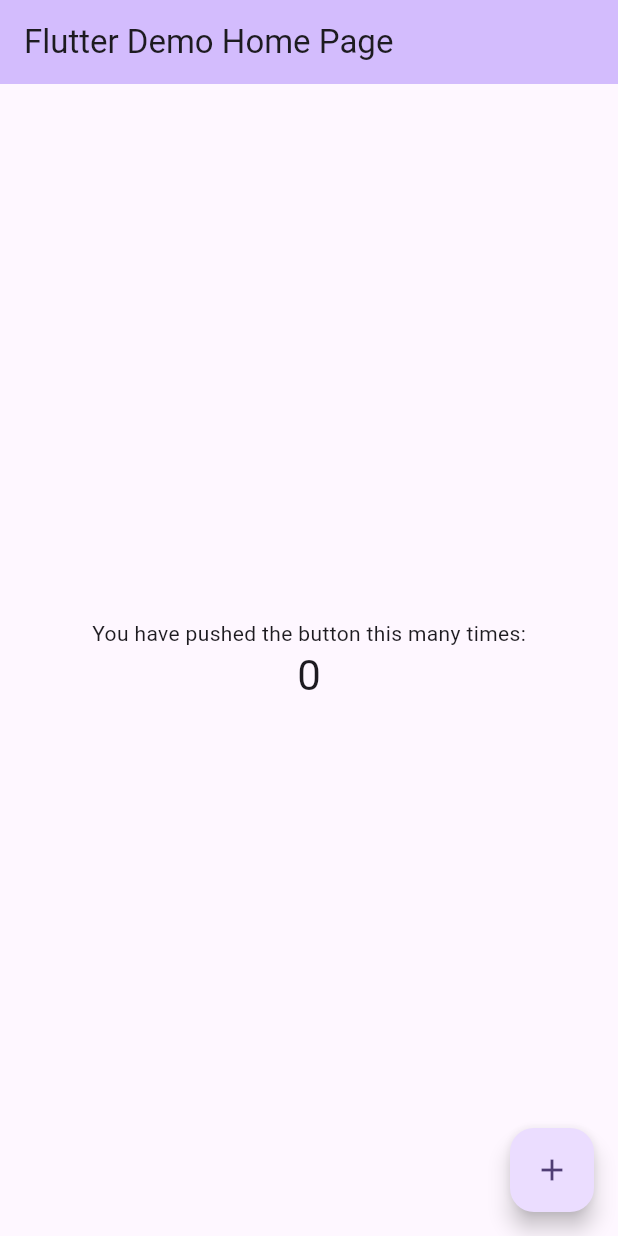
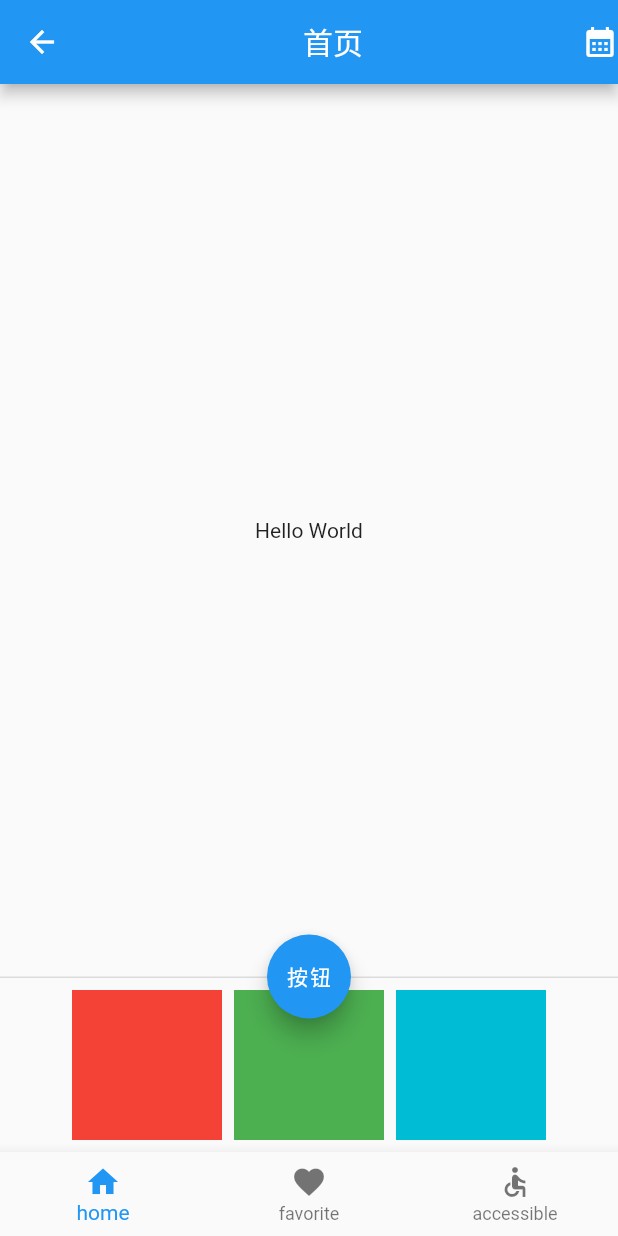
Before and after one commit to xiaohong12/flutter, a Flutter app: the screen it shows after launch, on a phone screen of 412 x 824 dp. Run offline on Flutter 3.47's test engine with Material 2 defaults, Android fonts, the light colour scheme and no system bars.

Commit message:
add demo

```diff
--- a/lib/main.dart
+++ b/lib/main.dart
@@ -1,125 +1,94 @@
 import 'package:flutter/material.dart';
 
-void main() {
-  runApp(const MyApp());
-}
+void main() => runApp(const FlullterApp());
 
-class MyApp extends StatelessWidget {
-  const MyApp({super.key});
+class FlullterApp extends StatelessWidget {
+  const FlullterApp({super.key});
 
-  // This widget is the root of your application.
   @override
   Widget build(BuildContext context) {
     return MaterialApp(
-      title: 'Flutter Demo',
-      theme: ThemeData(
-        // This is the theme of your application.
-        //
-        // TRY THIS: Try running your application with "flutter run". You'll see
-        // the application has a blue toolbar. Then, without quitting the app,
-        // try changing the seedColor in the colorScheme below to Colors.green
-        // and then invoke "hot reload" (save your changes or press the "hot
-        // reload" button in a Flutter-supported IDE, or press "r" if you used
-        // the command line to start the app).
-        //
-        // Notice that the counter didn't reset back to zero; the application
-        // state is not lost during the reload. To reset the state, use hot
-        // restart instead.
-        //
-        // This works for code too, not just values: Most code changes can be
-        // tested with just a hot reload.
-        colorScheme: ColorScheme.fromSeed(seedColor: Colors.deepPurple),
-        useMaterial3: true,
+      title: 'Flutter demo',
+      home: Scaffold(
+        appBar: AppBar(
+          title: const Center(
+            child: Text("首页"),
+          ),
+          actions: const [Icon(Icons.calendar_month)],
+          leading: const Icon(Icons.arrow_back),
+        ),
+        body: const Center(
+          child: Text('Hello World'),
+        ),
+        persistentFooterButtons: [
+          Container(
+            width: 100,
+            height: 100,
+            color: Colors.red,
+          ),
+          Container(
+            width: 100,
+            height: 100,
+            color: Colors.green,
+          ),
+          Container(
+            width: 100,
+            height: 100,
+            color: Colors.cyan,
+          ),
+        ],
+        persistentFooterAlignment: AlignmentDirectional.bottomCenter,
+        floatingActionButton: FloatingActionButton(
+          child: const Text("按钮"),
+          onPressed: () {
+            print('我被点击了');
+          },
+        ),
+        floatingActionButtonAnimator: FloatingActionButtonAnimator.scaling,
+        floatingActionButtonLocation: FloatingActionButtonLocation.centerDocked,
+        drawer: const Text("drawer"),
+        onDrawerChanged: (bool isOpened) => {print(isOpened)},
+        bottomNavigationBar: const MyFulBottomNavigationBar(),
       ),
-      home: const MyHomePage(title: 'Flutter Demo Home Page'),
     );
   }
 }
 
-class MyHomePage extends StatefulWidget {
-  const MyHomePage({super.key, required this.title});
-
-  // This widget is the home page of your application. It is stateful, meaning
-  // that it has a State object (defined below) that contains fields that affect
-  // how it looks.
-
-  // This class is the configuration for the state. It holds the values (in this
-  // case the title) provided by the parent (in this case the App widget) and
-  // used by the build method of the State. Fields in a Widget subclass are
-  // always marked "final".
-
-  final String title;
+class MyFulBottomNavigationBar extends StatefulWidget {
+  const MyFulBottomNavigationBar({super.key});
 
   @override
-  State<MyHomePage> createState() => _MyHomePageState();
+  State<StatefulWidget> createState() {
+    // 将创建的State返回
+    return MyBottomNavigationBarState();
+  }
 }
 
-class _MyHomePageState extends State<MyHomePage> {
-  int _counter = 0;
-
-  void _incrementCounter() {
-    setState(() {
-      // This call to setState tells the Flutter framework that something has
-      // changed in this State, which causes it to rerun the build method below
-      // so that the display can reflect the updated values. If we changed
-      // _counter without calling setState(), then the build method would not be
-      // called again, and so nothing would appear to happen.
-      _counter++;
-    });
-  }
-
+class MyBottomNavigationBarState extends State<MyFulBottomNavigationBar> {
+  int _currentIndex = 0;
   @override
   Widget build(BuildContext context) {
-    // This method is rerun every time setState is called, for instance as done
-    // by the _incrementCounter method above.
-    //
-    // The Flutter framework has been optimized to make rerunning build methods
-    // fast, so that you can just rebuild anything that needs updating rather
-    // than having to individually change instances of widgets.
-    return Scaffold(
-      appBar: AppBar(
-        // TRY THIS: Try changing the color here to a specific color (to
-        // Colors.amber, perhaps?) and trigger a hot reload to see the AppBar
-        // change color while the other colors stay the same.
-        backgroundColor: Theme.of(context).colorScheme.inversePrimary,
-        // Here we take the value from the MyHomePage object that was created by
-        // the App.build method, and use it to set our appbar title.
-        title: Text(widget.title),
-      ),
-      body: Center(
-        // Center is a layout widget. It takes a single child and positions it
-        // in the middle of the parent.
-        child: Column(
-          // Column is also a layout widget. It takes a list of children and
-          // arranges them vertically. By default, it sizes itself to fit its
-          // children horizontally, and tries to be as tall as its parent.
-          //
-          // Column has various properties to control how it sizes itself and
-          // how it positions its children. Here we use mainAxisAlignment to
-          // center the children vertically; the main axis here is the vertical
-          // axis because Columns are vertical (the cross axis would be
-          // horizontal).
-          //
-          // TRY THIS: Invoke "debug painting" (choose the "Toggle Debug Paint"
-          // action in the IDE, or press "p" in the console), to see the
-          // wireframe for each widget.
-          mainAxisAlignment: MainAxisAlignment.center,
-          children: <Widget>[
-            const Text(
-              'You have pushed the button this many times:',
-            ),
-            Text(
-              '$_counter',
-              style: Theme.of(context).textTheme.headlineMedium,
-            ),
-          ],
+    return BottomNavigationBar(
+      items: const [
+        BottomNavigationBarItem(
+          icon: Icon(Icons.home),
+          label: 'home',
         ),
-      ),
-      floatingActionButton: FloatingActionButton(
-        onPressed: _incrementCounter,
-        tooltip: 'Increment',
-        child: const Icon(Icons.add),
-      ), // This trailing comma makes auto-formatting nicer for build methods.
+        BottomNavigationBarItem(
+          icon: Icon(Icons.favorite),
+          label: 'favorite',
+        ),
+        BottomNavigationBarItem(
+          icon: Icon(Icons.accessible),
+          label: 'accessible',
+        ),
+      ],
+      currentIndex: _currentIndex,
+      onTap: (int index) {
+        setState(() {
+          _currentIndex = index;
+        });
+      },
     );
   }
 }
```
